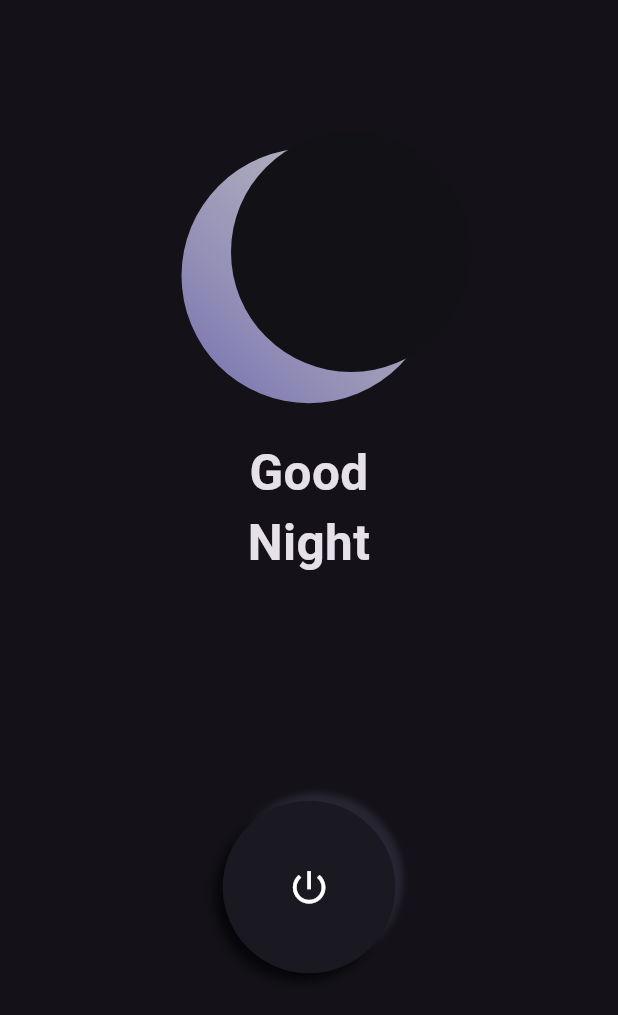
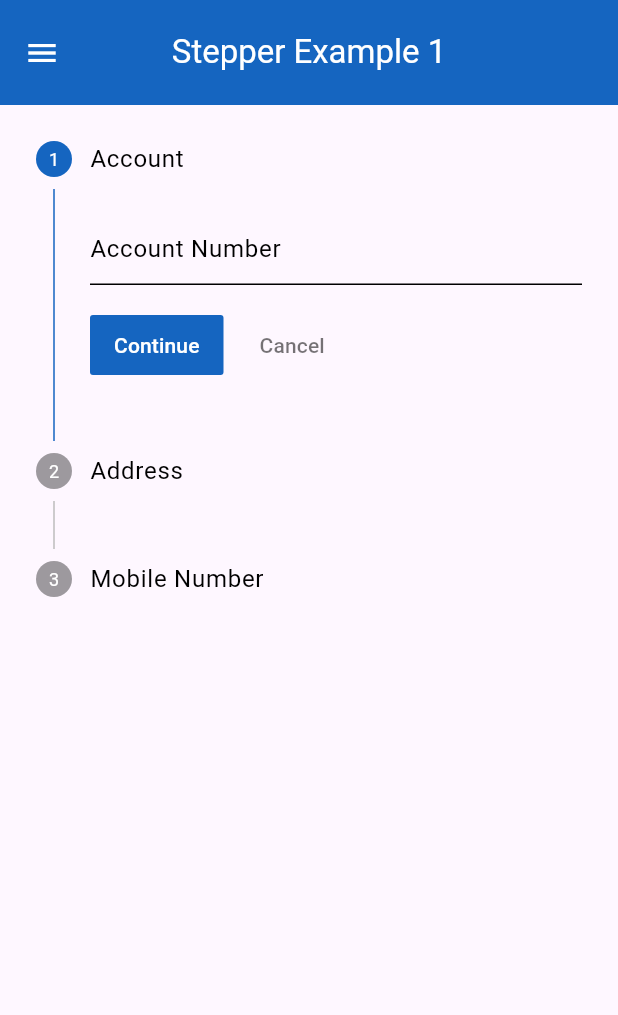
Before and after one commit to AnkitUmredkar/Advance_Flutter_Ch1, a Flutter app: the screen it shows after launch, on a phone screen of 412 x 824 dp. Shown: the top 1015 px of the screen. Run offline on Flutter 3.47's test engine with Material 3 defaults, Android fonts, the phone set to English and light mode, and no system bars.

Commit message:
Initial commit

```diff
--- /dev/null
+++ b/lib/Screens/Stepper/stepper_example.dart
@@ -0,0 +1,97 @@
+import 'package:flutter/material.dart';
+
+class StepperExample extends StatefulWidget {
+  const StepperExample({super.key});
+
+  @override
+  State<StepperExample> createState() => _StepperExampleState();
+}
+
+class _StepperExampleState extends State<StepperExample> {
+  @override
+  Widget build(BuildContext context) {
+    return SafeArea(
+      child: Scaffold(
+        appBar: AppBar(
+          toolbarHeight: 70,
+          backgroundColor: Colors.blue.shade800,
+          leading: const Icon(
+            Icons.menu,
+            color: Colors.white,
+          ),
+          centerTitle: true,
+          title: const Text(
+            'Stepper Example 1',
+            style: TextStyle(color: Colors.white),
+          ),
+        ),
+        body: Theme(
+          data: ThemeData(
+            colorScheme: ColorScheme.light(
+              primary:
+                  Colors.blue.shade800, // Change the color of the step label
+            ),
+          ),
+          child: Stepper(
+            physics: const BouncingScrollPhysics(),
+            currentStep: _currentStep,
+            onStepCancel: () {
+              setState(() {
+                if (_currentStep > 0) {
+                  _currentStep--;
+                } else {
+                  _currentStep = 2;
+                }
+              });
+            },
+            onStepContinue: () {
+              setState(() {
+                if (_currentStep != 2) {
+                  _currentStep++;
+                } else {
+                  _currentStep = 0;
+                }
+              });
+            },
+            onStepTapped: (int newIndex) {
+              setState(() {
+                _currentStep = newIndex;
+              });
+            },
+            steps: [
+              Step(
+                  isActive: _currentStep == 0,
+                  title: Text('Account'),
+                  content: TextField(
+                    cursorColor: Colors.blue.shade600,
+                    controller: accountCtrl,
+                    decoration: InputDecoration(hintText: 'Account Number'),
+                  )),
+              Step(
+                  isActive: _currentStep == 1,
+                  title: Text('Address'),
+                  content: TextField(
+                    cursorColor: Colors.blue.shade600,
+                    controller: addressCtrl,
+                    decoration: InputDecoration(hintText: 'Address'),
+                  )),
+              Step(
+                  isActive: _currentStep == 2,
+                  title: Text('Mobile Number'),
+                  content: TextField(
+                    cursorColor: Colors.blue.shade600,
+                    controller: mobileCtrl,
+                    decoration: InputDecoration(hintText: 'Mobile Number'),
+                  )),
+            ],
+          ),
+        ),
+      ),
+    );
+  }
+}
+
+TextEditingController accountCtrl = TextEditingController();
+TextEditingController addressCtrl = TextEditingController();
+TextEditingController mobileCtrl = TextEditingController();
+int _currentStep = 0;
--- a/lib/main.dart
+++ b/lib/main.dart
@@ -1,6 +1,8 @@
+import 'package:advance_flutter_ch1/Screens/Stepper/stepper_example_2.dart';
 import 'package:flutter/material.dart';
 import 'Screens/Dark Theme to Light Theme/example.dart';
 import 'Screens/Dark Theme to Light Theme/example_2.dart';
+import 'Screens/Stepper/stepper_example.dart';
 
 void main() {
   runApp(const MyApp());
@@ -13,7 +15,14 @@ class MyApp extends StatelessWidget {
   Widget build(BuildContext context) {
     return MaterialApp(
       debugShowCheckedModeBanner: false,
-      home: Example2(),
+      home: StepperExample(),
     );
   }
 }
+
+//todo -> Switch light theme to dark theme
+// Example2()
+// todo -> StepperExample
+// StepperExample()
+// todo -> StepperExample 2
+// StepperExample2()
```
Also changed, not shown: lib/Screens/Stepper/stepper_example_2.dart (added, +212 -0 lines).
